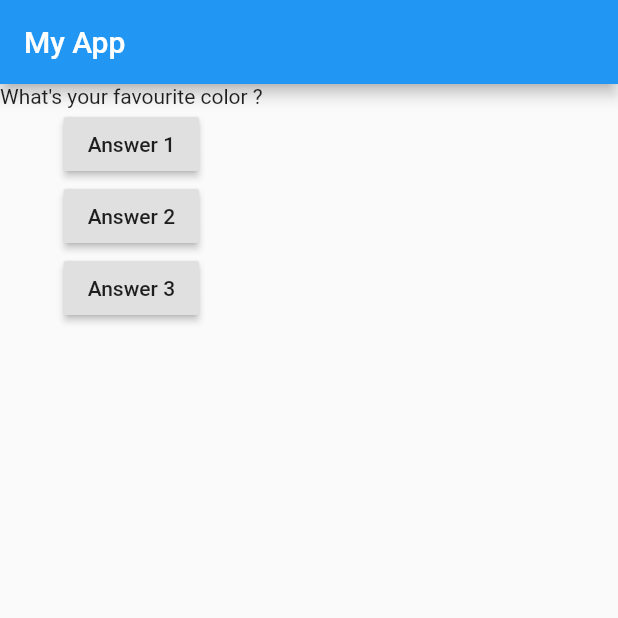
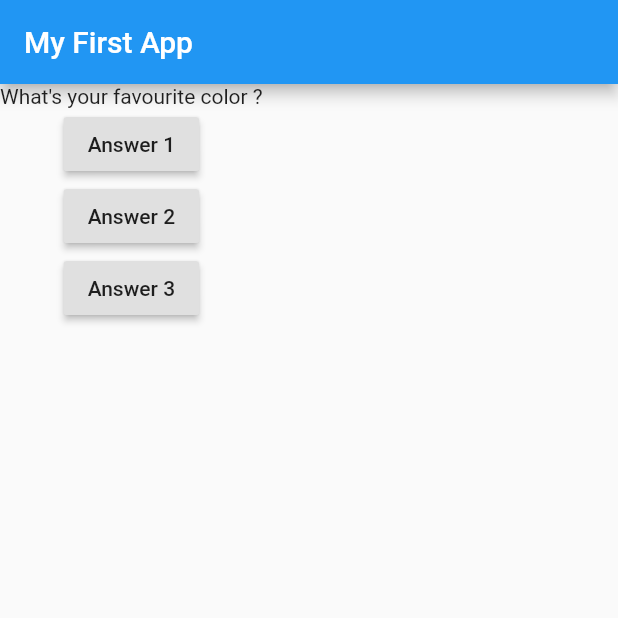
Before and after one commit to v1sh4l95/FlutterTraining, a Flutter app: the screen it shows after launch, on a phone screen of 412 x 824 dp, the top half of it. Run offline on Flutter 3.47's test engine with Material 2 defaults, Android fonts, the phone set to English and light mode, and no system bars.

Commit message:
Updated the Title

```diff
--- a/lib/main.dart
+++ b/lib/main.dart
@@ -20,7 +20,7 @@ class MyApp extends StatelessWidget {
     return MaterialApp(
       home: Scaffold(
         appBar: AppBar(
-          title: Text('My App'),
+          title: Text('My First App'),
         ),
         body: Column(
           children: [
```
